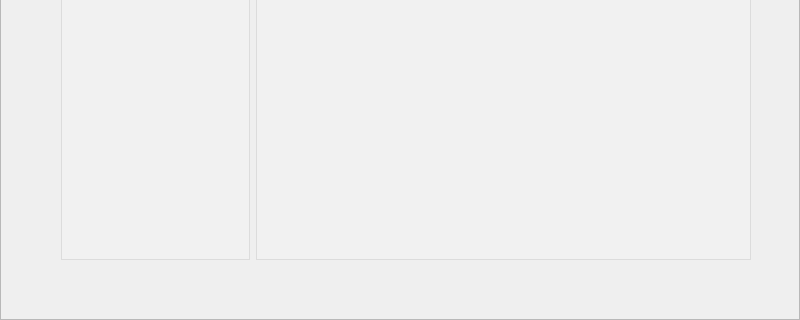
Before: the Qt Designer form DS_2020/DS_2020_GUI/Author_Detail_Widget.ui in ChrisJaunes/DS_2020, drawn with Qt 5; both pictures show x 0 to 800 and y 280 to 600 of the 800 by 600 pixel window.
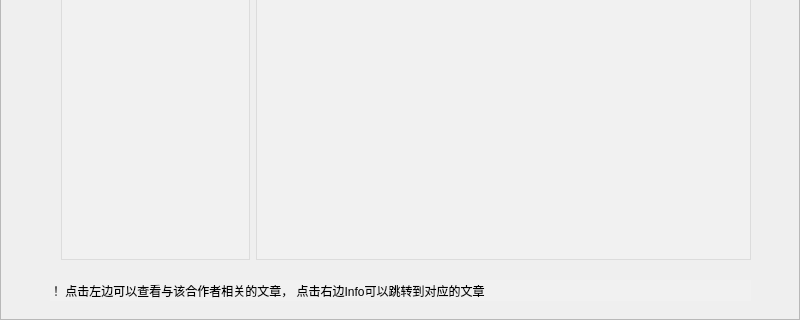
After: the same form once the commit is applied. Icons and pictures are not drawn.

Commit message: 修改了GUI, 添加了各位的文档

```diff
--- a/DS_2020/DS_2020_GUI/Author_Detail_Widget.ui
+++ b/DS_2020/DS_2020_GUI/Author_Detail_Widget.ui
@@ -103,6 +103,23 @@
      </item>
     </layout>
    </widget>
+   <widget class="QLabel" name="label">
+    <property name="geometry">
+     <rect>
+      <x>50</x>
+      <y>560</y>
+      <width>701</width>
+      <height>21</height>
+     </rect>
+    </property>
+    <property name="styleSheet">
+     <string notr="true">border-image:url();
+background-color:rgba(244,244,244,100)</string>
+    </property>
+    <property name="text">
+     <string>！ 点击左边可以查看与该合作者相关的文章， 点击右边Info可以跳转到对应的文章</string>
+    </property>
+   </widget>
   </widget>
  </widget>
  <layoutdefault spacing="6" margin="11"/>
```
Left out of the diff: 22 changed lines with no effect on the pictures. The commit also changes 2 other files.
